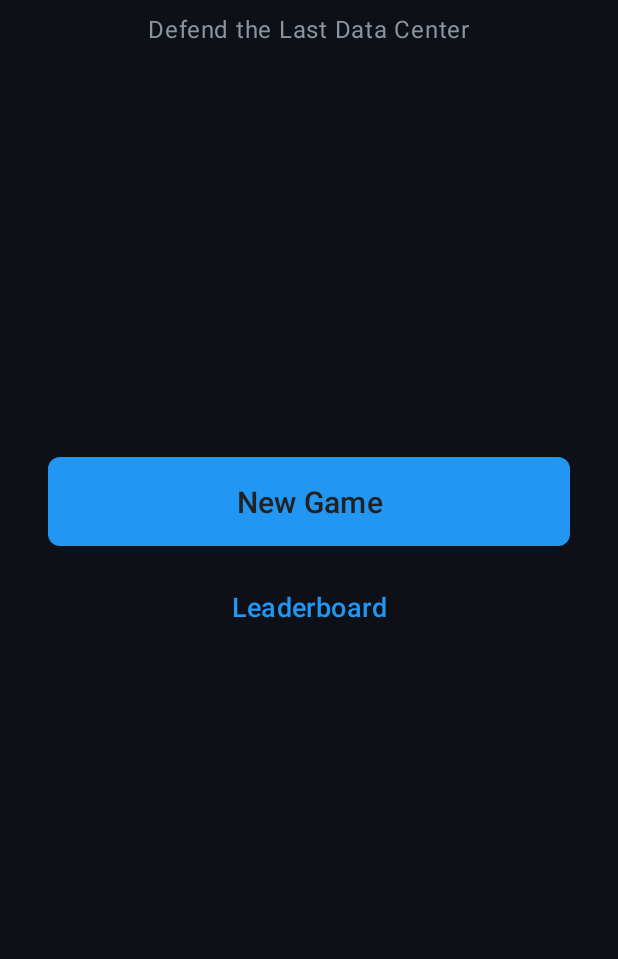
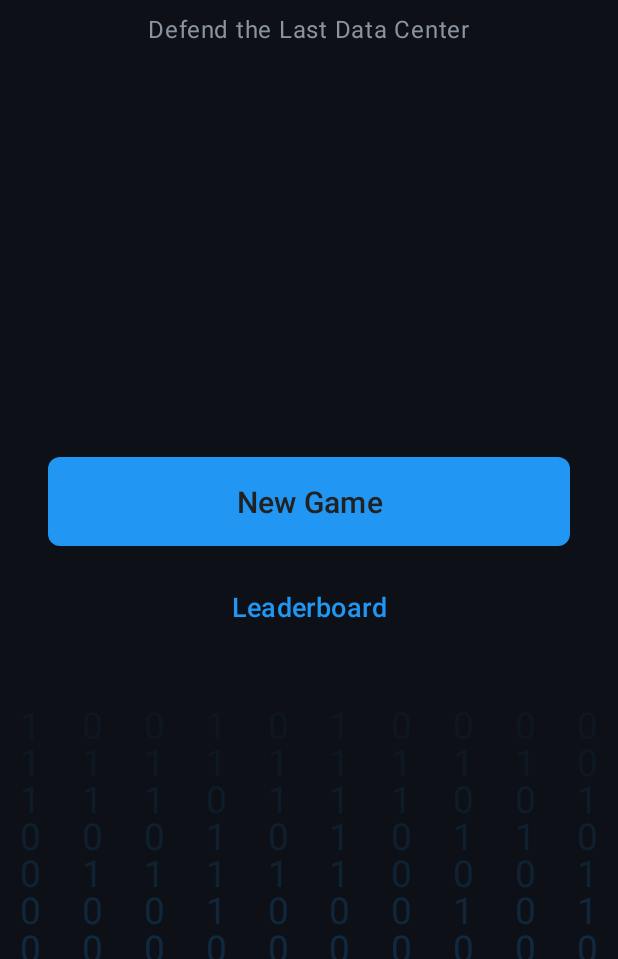
Before and after one commit to EthanWight/Last-Server-Standing, an Android app: the layout fragment_main_menu.xml on its own in the app's theme, with its tools: preview values and no code run, on a phone screen of 412 x 824 dp, the part 277-1236 px from its top. Run offline under Robolectric (Android 15) with nearby library versions, the phone set to English and light mode, and no system bars.

Commit message:
feat: Implement auto-save and background animation
This commit introduces two major features: an auto-save mechanism that triggers after each completed wave and a "Matrix-style" binary rain background animation for the main menu and game screens.

Key changes include:

-   **Auto-Save on Wave Completion**:
    -   The game now automatically saves its state at the end of each wave.
    -   A `onWaveComplete` callback has been added to the `GameListener` interface, which is triggered by the `WaveManager`.
    -   `GameFragment` implements this callback to initiate the save process and displays a `Toast` message to confirm success or failure.
    -   Auto-saving also occurs before navigating to the settings screen to prevent progress loss.

-   **Binary Rain Background Animation**:
    -   A new custom `BinaryRainView` has been created to render a looping, animated background of falling binary digits.
    -   This view is performance-optimized with a reduced frame rate, column count, and trail length.
    -   The animation has been integrated into `fragment_main_menu.xml` and `fragment_game.xml` to provide a consistent thematic background.

-   **Other Improvements**:
    -   Android's automatic backup feature has been disabled by removing the backup rules XML files and updating `AndroidManifest.xml`.
    -   Navigation from the "Game Over" dialog to the main menu has been corrected.
    -   Unused `.idea` configuration files have been cleaned up.

```diff
--- a/app/src/main/AndroidManifest.xml
+++ b/app/src/main/AndroidManifest.xml
@@ -9,9 +9,8 @@
 
     <application
         android:name=".LastServerStandingApplication"
-        android:allowBackup="true"
+        android:allowBackup="false"
         android:dataExtractionRules="@xml/data_extraction_rules"
-        android:fullBackupContent="@xml/backup_rules"
         android:icon="@mipmap/ic_launcher"
         android:label="@string/app_name"
         android:roundIcon="@mipmap/ic_launcher_round"
--- a/app/src/main/java/edu/commonwealthu/lastserverstanding/ui/MainMenuFragment.java
+++ b/app/src/main/java/edu/commonwealthu/lastserverstanding/ui/MainMenuFragment.java
@@ -81,8 +81,7 @@ public class MainMenuFragment extends Fragment {
             Navigation.findNavController(v).navigate(R.id.action_menu_to_settings);
         });
 
-        // TODO: Implement background animation
-        // startBackgroundAnimation(view);
+        // Background animation (BinaryRainView) starts automatically when attached to window
     }
 
     @Override
--- /dev/null
+++ b/app/src/main/java/edu/commonwealthu/lastserverstanding/view/BinaryRainView.java
@@ -0,0 +1,215 @@
+package edu.commonwealthu.lastserverstanding.view;
+
+import android.content.Context;
+import android.graphics.Canvas;
+import android.graphics.Paint;
+import android.util.AttributeSet;
+import android.view.View;
+
+import androidx.annotation.NonNull;
+import androidx.annotation.Nullable;
+import androidx.core.content.ContextCompat;
+
+import java.util.Random;
+
+import edu.commonwealthu.lastserverstanding.R;
+
+/**
+ * Matrix-style binary rain animation background
+ * Displays falling columns of 0s and 1s with random flickering
+ */
+public class BinaryRainView extends View {
+
+    private static final int COLUMN_COUNT = 10; // Number of vertical columns (reduced for performance)
+    private static final int UPDATE_INTERVAL_MS = 50; // Update every 50ms (20 FPS for efficiency)
+    private static final float FALL_SPEED = 16f; // Pixels per update (compensate for slower updates)
+    private static final int MAX_TRAIL_LENGTH = 10; // Maximum digits in trail (reduced for performance)
+    private static final float FLICKER_CHANCE = 0.2f; // 20% chance to flicker per update
+
+    private final Paint paint;
+    private final Random random;
+    private BinaryColumn[] columns;
+    private float columnWidth;
+    private float textSize;
+    private boolean isRunning;
+    private final Runnable updateRunnable;
+
+    public BinaryRainView(Context context) {
+        this(context, null);
+    }
+
+    public BinaryRainView(Context context, @Nullable AttributeSet attrs) {
+        this(context, attrs, 0);
+    }
+
+    public BinaryRainView(Context context, @Nullable AttributeSet attrs, int defStyleAttr) {
+        super(context, attrs, defStyleAttr);
+
+        paint = new Paint();
+        paint.setAntiAlias(true);
+        paint.setColor(ContextCompat.getColor(context, R.color.electric_blue));
+        paint.setTextAlign(Paint.Align.CENTER);
+
+        random = new Random();
+        columns = new BinaryColumn[COLUMN_COUNT];
+
+        // Runnable for periodic updates
+        updateRunnable = new Runnable() {
+            @Override
+            public void run() {
+                if (isRunning) {
+                    updateColumns();
+                    invalidate();
+                    postDelayed(this, UPDATE_INTERVAL_MS);
+                }
+            }
+        };
+    }
+
+    @Override
+    protected void onSizeChanged(int w, int h, int oldw, int oldh) {
+        super.onSizeChanged(w, h, oldw, oldh);
+
+        // Calculate column spacing and text size
+        columnWidth = (float) w / COLUMN_COUNT;
+        textSize = columnWidth * 0.6f; // Text size based on column width
+        paint.setTextSize(textSize);
+
+        // Initialize columns with random starting positions
+        columns = new BinaryColumn[COLUMN_COUNT];
+        for (int i = 0; i < COLUMN_COUNT; i++) {
+            columns[i] = new BinaryColumn(i, h);
+        }
+    }
+
+    @Override
+    protected void onDraw(@NonNull Canvas canvas) {
+        super.onDraw(canvas);
+
+        if (columns == null) {
+            return; // Not initialized yet
+        }
+
+        // Draw each column
+        for (BinaryColumn column : columns) {
+            if (column != null) {
+                column.draw(canvas, paint, columnWidth, textSize);
+            }
+        }
+    }
+
+    /**
+     * Update all columns - move them down and handle flickering
+     */
+    private void updateColumns() {
+        for (BinaryColumn column : columns) {
+            if (column != null) {
+                column.update(getHeight(), random);
+            }
+        }
+    }
+
+    /**
+     * Start the animation
+     */
+    public void startAnimation() {
+        if (!isRunning) {
+            isRunning = true;
+            post(updateRunnable);
+        }
+    }
+
+    /**
+     * Stop the animation
+     */
+    public void stopAnimation() {
+        isRunning = false;
+        removeCallbacks(updateRunnable);
+    }
+
+    @Override
+    protected void onAttachedToWindow() {
+        super.onAttachedToWindow();
+        startAnimation();
+    }
+
+    @Override
+    protected void onDetachedFromWindow() {
+        super.onDetachedFromWindow();
+        stopAnimation();
+    }
+
+    /**
+     * Represents a single column of falling binary digits
+     */
+    private static class BinaryColumn {
+        private final int columnIndex;
+        private float y; // Current y position of the head
+        private final StringBuilder digits; // The binary digits in this column
+        private int trailLength; // Current length of the trail
+
+        public BinaryColumn(int columnIndex, int screenHeight) {
+            this.columnIndex = columnIndex;
+            this.digits = new StringBuilder();
+
+            // Start at random position - some on screen, some above
+            Random rand = new Random();
+            this.y = rand.nextFloat() * screenHeight * 1.5f - screenHeight * 0.5f; // Range from -50% to +100% of screen
+            this.trailLength = 5 + rand.nextInt(MAX_TRAIL_LENGTH - 5);
+
+            // Initialize with random binary digits
+            for (int i = 0; i < trailLength; i++) {
+                digits.append(rand.nextInt(2));
+            }
+        }
+
+        public void update(int screenHeight, Random random) {
+            // Move down
+            y += FALL_SPEED;
+
+            // Random flickering - change some digits
+            if (random.nextFloat() < FLICKER_CHANCE) {
+                int flickerIndex = random.nextInt(digits.length());
+                digits.setCharAt(flickerIndex, random.nextInt(2) == 0 ? '0' : '1');
+            }
+
+            // If column has fallen off screen, reset to top
+            if (y - (trailLength * 30) > screenHeight) { // 30 is approximate char height
+                y = -50;
+                trailLength = 5 + random.nextInt(MAX_TRAIL_LENGTH - 5);
+
+                // Generate new random digits
+                digits.setLength(0);
+                for (int i = 0; i < trailLength; i++) {
+                    digits.append(random.nextInt(2));
+                }
+            }
+        }
+
+        public void draw(Canvas canvas, Paint paint, float columnWidth, float textSize) {
+            float x = columnIndex * columnWidth + columnWidth / 2;
+
+            // Draw each digit in the trail with decreasing alpha
+            for (int i = 0; i < digits.length(); i++) {
+                float digitY = y - (i * textSize);
+
+                // Skip if above screen
+                if (digitY < 0) continue;
+
+                // Calculate alpha - brighter at the head, fading toward tail
+                float alphaFactor = 1.0f - ((float) i / digits.length());
+                alphaFactor = Math.max(0.2f, alphaFactor); // Minimum 20% alpha
+
+                int alpha = (int) (255 * alphaFactor * 0.6f); // 0.6f for overall dimness
+                paint.setAlpha(alpha);
+
+                // Draw the digit
+                char digit = digits.charAt(i);
+                canvas.drawText(String.valueOf(digit), x, digitY, paint);
+            }
+
+            // Reset alpha for next column
+            paint.setAlpha(255);
+        }
+    }
+}
--- a/app/src/main/res/layout/fragment_main_menu.xml
+++ b/app/src/main/res/layout/fragment_main_menu.xml
@@ -6,13 +6,12 @@
     android:layout_height="match_parent"
     android:background="@color/background_deep">
 
-    <!-- Animated Background -->
-    <ImageView
+    <!-- Animated Background - Matrix-style Binary Rain -->
+    <edu.commonwealthu.lastserverstanding.view.BinaryRainView
         android:id="@+id/background_animation"
         android:layout_width="match_parent"
         android:layout_height="match_parent"
-        android:alpha="0.3"
-        android:scaleType="centerInside"
+        android:alpha="0.4"
         android:contentDescription="@string/background_desc" />
 
     <!-- App Title -->
--- a/app/src/main/res/navigation/nav_graph.xml
+++ b/app/src/main/res/navigation/nav_graph.xml
@@ -32,6 +32,11 @@
             app:exitAnim="@android:anim/slide_out_right"
             app:popEnterAnim="@android:anim/slide_in_left"
             app:popExitAnim="@android:anim/slide_out_right" />
+        <action
+            android:id="@+id/action_game_to_menu"
+            app:destination="@id/mainMenuFragment"
+            app:popUpTo="@id/mainMenuFragment"
+            app:popUpToInclusive="false" />
         <argument
             android:name="continue_game"
             android:defaultValue="false" />
```
Also changed, not shown: app/src/main/java/edu/commonwealthu/lastserverstanding/game/GameEngine.java (+10 -0 lines), app/src/main/java/edu/commonwealthu/lastserverstanding/game/WaveManager.java (+5 -3 lines), app/src/main/java/edu/commonwealthu/lastserverstanding/ui/GameFragment.java (+48 -1 lines), app/src/main/res/layout/fragment_game.xml (+8 -0 lines), app/src/main/res/xml/backup_rules.xml (deleted, +0 -13 lines), app/src/main/res/xml/data_extraction_rules.xml (deleted, +0 -19 lines).
